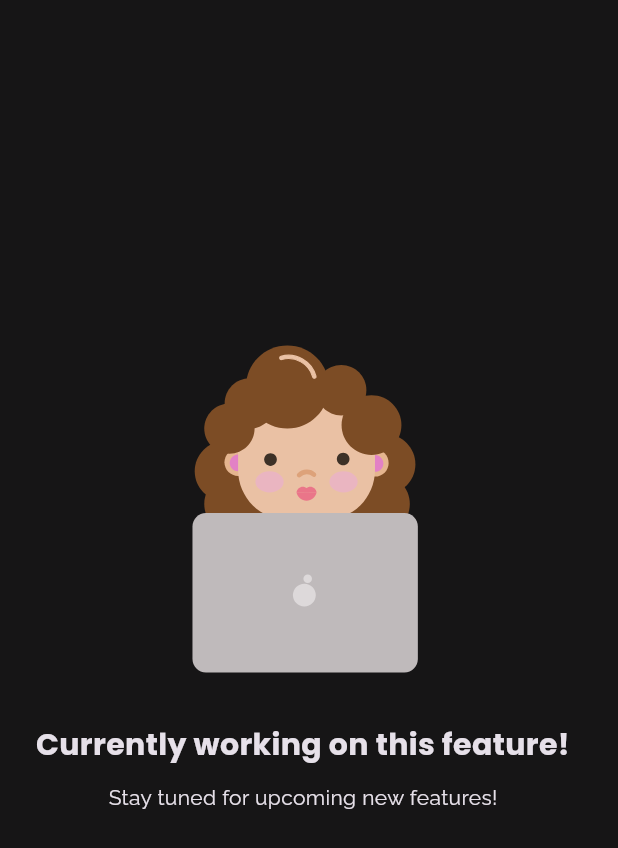
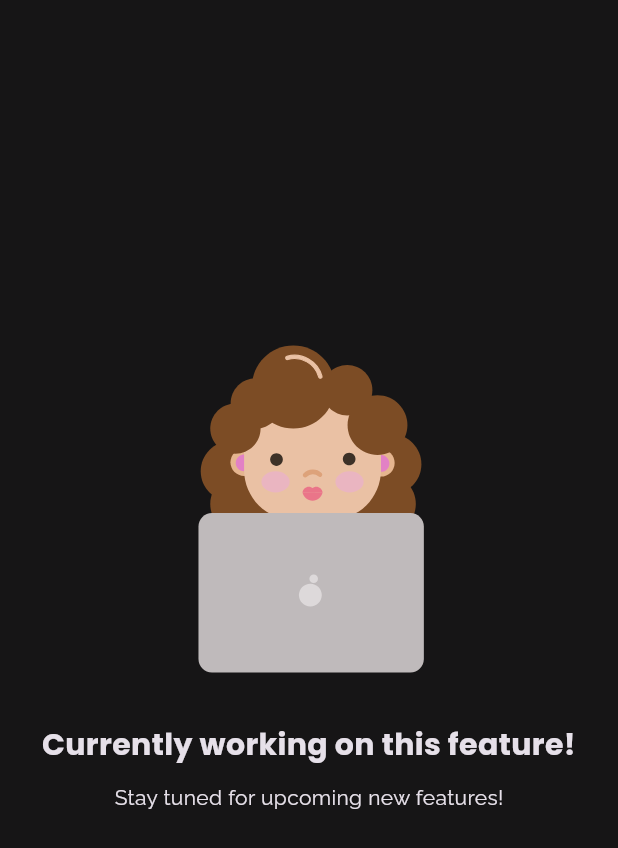
Before and after one commit to PratikJH153/Enthem-Frontend, a Flutter app: the MessagesPage screen opened by its route, on a phone screen of 412 x 824 dp. Shown: the top 848 px of the screen. Run offline on Flutter 3.47's test engine with Material 3 defaults, Android fonts, the phone set to English and light mode, and no system bars; our stand-ins replace awesome_snackbar_content, dio, dotted_border, equatable, firebase_auth, firebase_core and 10 more; accounts and stored records are empty; network calls fail; project files that could hold a hidden picture were left out.

Commit message:
Made the project running

```diff
--- a/lib/constants/constants.dart
+++ b/lib/constants/constants.dart
@@ -10,6 +10,6 @@ final String emulator = env['emulator']!;
 final String local = env['local']!;
 final String prod = env['prod']!;
 
-final String baseUrl = kProdMode ? "$prod:$prodPort" : "$emulator:$localPort";
+final String baseUrl = kProdMode ? "$prod:$prodPort" : "$local:$localPort";
 final String socketUrl =
     kProdMode ? "$prod:$socketPort" : "$emulator:$socketPort";
--- a/lib/screens/home/messages_screen.dart
+++ b/lib/screens/home/messages_screen.dart
@@ -20,7 +20,7 @@ class _MessagesPageState extends State<MessagesPage> {
         return;
       },
       child: const Scaffold(
-        body: WorkingFeatureScreen(),
+        body: Center(child: WorkingFeatureScreen()),
       ),
     );
   }
--- a/lib/views/working_feature_screen.dart
+++ b/lib/views/working_feature_screen.dart
@@ -16,6 +16,7 @@ class WorkingFeatureScreen extends StatelessWidget {
         ),
         child: Column(
           mainAxisAlignment: MainAxisAlignment.center,
+          crossAxisAlignment: CrossAxisAlignment.center,
           children: [
             Lottie.asset(
               "assets/images/working.json",
```
Also changed, not shown: lib/logic/provider/friend_provider.dart (+7 -2 lines), lib/screens/home/UserEntryPage.dart (+12 -11 lines), lib/screens/home/home_screen.dart (+9 -5 lines), lib/screens/room/chat_page.dart (+3 -5 lines), pubspec.lock, 5 other files.
